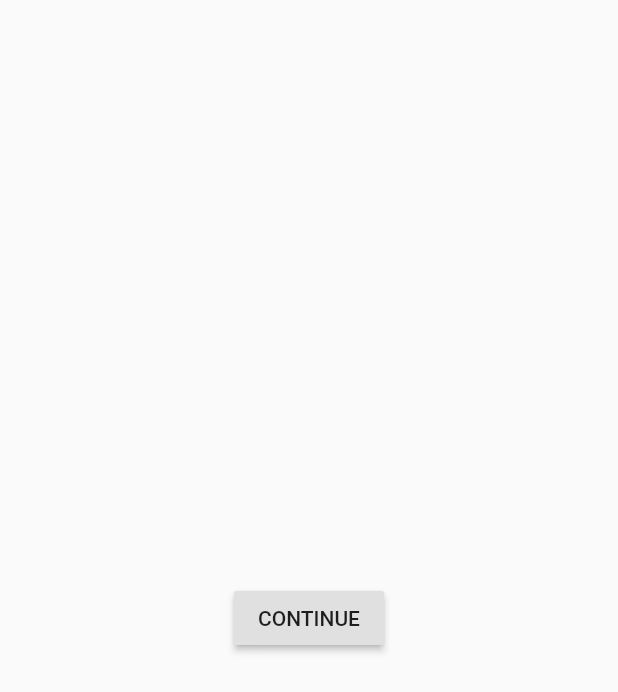
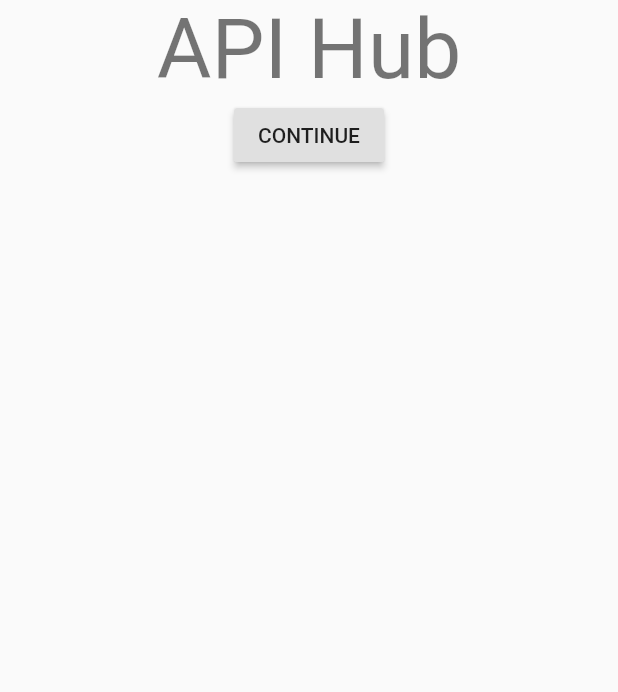
Before and after one commit to apigee/registry-viewer, a Flutter app: the screen it shows after launch, on a phone screen of 412 x 824 dp. Shown: the top 692 px of the screen. Run offline on Flutter 3.47's test engine with Material 2 defaults, Android fonts, the light colour scheme and no system bars; our stand-ins replace google_sign_in; missing offline and left inert: flutter_pagewise, grpc; statements that could not run were skipped.

Commit message:
new host

```diff
--- a/catalog/lib/pages/home.dart
+++ b/catalog/lib/pages/home.dart
@@ -13,6 +13,7 @@
 // limitations under the License.
 
 import 'package:flutter/material.dart';
+import '../application.dart';
 
 class HomeScreen extends StatelessWidget {
   @override
@@ -21,7 +22,11 @@ class HomeScreen extends StatelessWidget {
       body: ConstrainedBox(
         constraints: const BoxConstraints.expand(),
         child: Center(
-          child: RaisedButton(
+          child: Column(
+            children: [
+              Text(applicationName,
+                  style: Theme.of(context).textTheme.headline2),
+              RaisedButton(
                 child: const Text('CONTINUE'),
                 onPressed: () {
                   Navigator.pushNamed(
@@ -30,6 +35,8 @@ class HomeScreen extends StatelessWidget {
                   );
                 },
               ),
+            ],
+          ),
         ),
       ),
     );
--- a/catalog/lib/service/_grpc_client_web.dart
+++ b/catalog/lib/service/_grpc_client_web.dart
@@ -17,7 +17,7 @@ import 'package:grpc/grpc.dart' as grpc;
 import '../pages/signin.dart';
 
 // web app needs an openly-available test server
-String url = "https://registry-backend-3rqz64w4vq-uw.a.run.app";
+String url = "https://registry-backend-bsrnqp6kxq-uk.a.run.app";
 
 GrpcWebClientChannel createClientChannel() =>
     GrpcWebClientChannel.xhr(Uri.parse(url));
```
Lines whose indentation alone changed are shown as unchanged.
